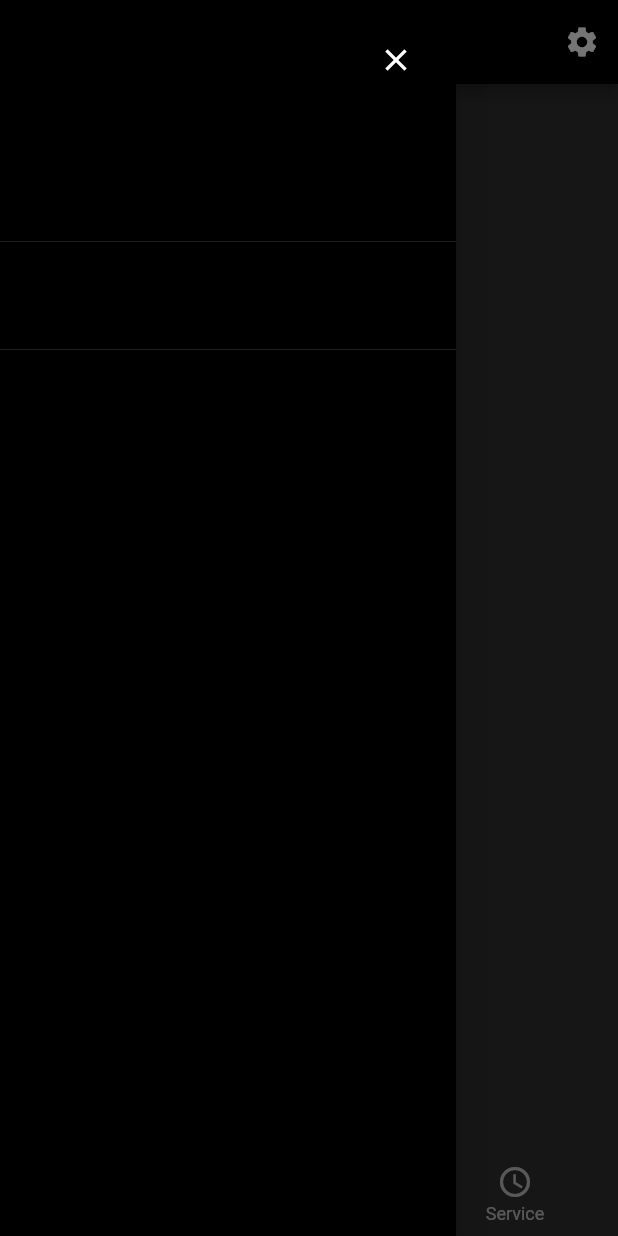
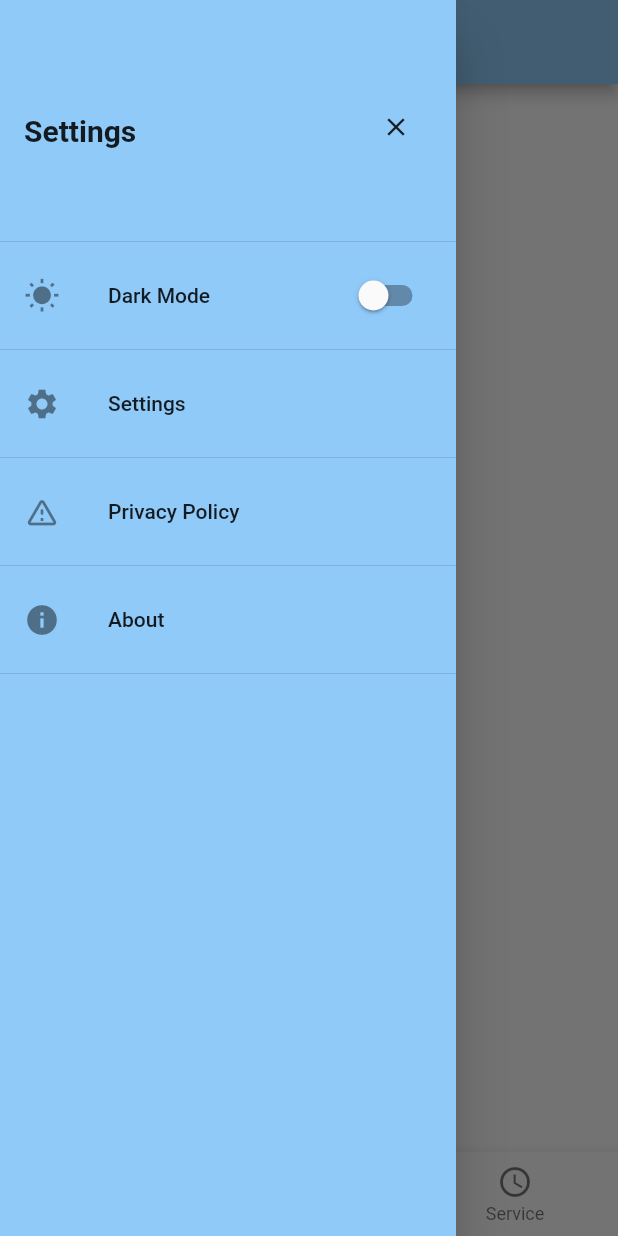
Before and after one commit to Stif-UK/WristCheck, a Flutter app: the screen it shows after launch, in the side drawer, after a tap on the "menu" icon, on a phone screen of 412 x 824 dp. Run offline on Flutter 3.47's test engine with Material 2 defaults, Android fonts, the phone set to English and light mode, and no system bars.

Commit message:
Setting up theme templates and basic navigation

```diff
--- a/lib/main.dart
+++ b/lib/main.dart
@@ -10,7 +10,7 @@ void main() {
 
         theme: lightTheme ,
         darkTheme: darkTheme,
-        themeMode: ThemeMode.dark,
+        themeMode: ThemeMode.light,
         //ThemeMode.light,
         //ThemeMode.system,
 
--- a/lib/theme/theme_constants.dart
+++ b/lib/theme/theme_constants.dart
@@ -2,10 +2,11 @@ import 'package:flutter/material.dart';
 
 ThemeData lightTheme = ThemeData(
   brightness: Brightness.light,
-  backgroundColor: Colors.red
+
+
 );
 
 ThemeData darkTheme = ThemeData(
   brightness: Brightness.dark,
-  backgroundColor: Colors.black,
+
 );
--- /dev/null
+++ b/lib/ui/AboutApp.dart
@@ -0,0 +1,17 @@
+import 'package:flutter/material.dart';
+
+class AboutApp extends StatelessWidget{
+
+  @override
+  Widget build(BuildContext context) {
+    return Scaffold(
+      appBar: AppBar(
+        title: const Text("About"),
+        leading:  IconButton(onPressed: (){Navigator.pop(context);}, icon: const Icon(Icons.arrow_back)),
+      ),
+
+
+    );
+  }
+
+}
--- a/lib/ui/wristcheck_home.dart
+++ b/lib/ui/wristcheck_home.dart
@@ -1,4 +1,5 @@
 import 'package:flutter/material.dart';
+import 'package:wristcheck/ui/AboutApp.dart';
 
 class WristCheckHome extends StatefulWidget{
 
@@ -16,6 +17,8 @@ class _WristCheckHomeState extends State<WristCheckHome> {
   Widget build(BuildContext context) {
 
 
+    bool _darkModeToggle = false;
+
     return Scaffold(
       appBar: AppBar(
         backgroundColor: Theme.of(context).backgroundColor,
@@ -28,24 +31,75 @@ class _WristCheckHomeState extends State<WristCheckHome> {
           tooltip: MaterialLocalizations.of(context).openAppDrawerTooltip,
         );
         }),
-        actions: [
-          IconButton(onPressed: onSettingsPressed, icon: const Icon(Icons.settings)),
-        ],
+
       ),
 
       drawer:  Drawer(
         backgroundColor: Theme.of(context).backgroundColor,
         child: ListView(
           children:  [
-            DrawerHeader(child: Container(
-              alignment: Alignment.topRight,
-              child: IconButton(
-                icon: const Icon(Icons.close), onPressed: () { Navigator.of(context).pop(); },
+            DrawerHeader(child: Row(
+              mainAxisAlignment: MainAxisAlignment.spaceBetween,
+            crossAxisAlignment: CrossAxisAlignment.baseline,
+            textBaseline: TextBaseline.ideographic,
+
+            children: [
+              Container(
+                alignment: Alignment.topLeft,
+                child: const Text("Settings",
+                textAlign: TextAlign.center,
+                style: TextStyle(
+                  fontWeight: FontWeight.bold,
+                  fontSize: 20.0
+
+                ),),
               ),
-            )),
-            ListTile(),
+
+              Container(
+                alignment: Alignment.centerRight,
+                child: IconButton(
+                  icon: const Icon(Icons.close, size: 20.0,), onPressed: () { Navigator.of(context).pop(); },
+                ),
+              ),
+            ],
+            )
+            ),
+            SwitchListTile(
+              title: const Text("Dark Mode"),
+              secondary: const Icon(Icons.wb_sunny),
+              //activeThumbImage: Icon(Icons.dark_mode),
+
+              value: _darkModeToggle,
+              onChanged: (bool value){
+                setState(() {
+                  _darkModeToggle = value;
+                });
+
+              },
+
+            ),
             Divider(),
-            ListTile(),
+            const ListTile(
+              leading: Icon(Icons.settings),
+              title: Text("Settings"),
+            ),
+            Divider(),
+            const ListTile(
+              leading: Icon(Icons.warning_amber_rounded),
+              title: Text("Privacy Policy"),
+            ),
+            Divider(),
+             ListTile(
+              leading: const Icon(Icons.info),
+              title: const Text("About"),
+              onTap: (){
+                Navigator.push(context,
+                MaterialPageRoute(builder: (context) =>  AboutApp()));
+              },
+            ),
+
+            Divider(),
+
           ],
 
         ),
```
